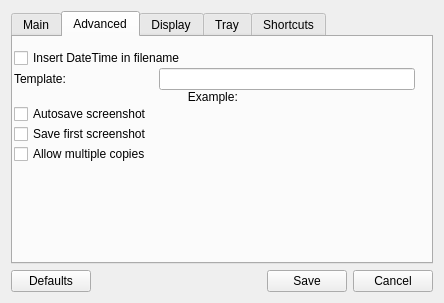
Old version of the form src/ui/configwidget.ui in the repository lxqt/screengrab.
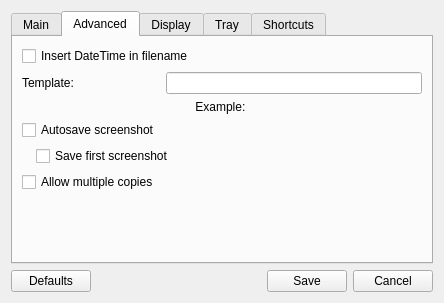
New version of the form. The open tabs and pages were chosen to show the change. Custom widgets are drawn as their Qt base class.

Commit message: added margin in ledt for checkAutoSaveFirst

```diff
--- a/src/ui/configwidget.ui
+++ b/src/ui/configwidget.ui
@@ -199,19 +199,7 @@
       <attribute name="title">
        <string>Advanced</string>
       </attribute>
-      <widget class="QWidget" name="layoutWidget">
-       <property name="geometry">
-        <rect>
-         <x>1</x>
-         <y>11</y>
-         <width>401</width>
-         <height>201</height>
-        </rect>
-       </property>
        <layout class="QVBoxLayout" name="verticalLayout_3">
-        <property name="spacing">
-         <number>0</number>
-        </property>
         <item>
          <widget class="QCheckBox" name="checkIncDate">
           <property name="toolTip">
@@ -270,12 +258,19 @@
          </widget>
         </item>
         <item>
+        <layout class="QHBoxLayout" name="horizontalLayout_10">
+         <property name="leftMargin">
+          <number>14</number>
+         </property>
+         <item>
          <widget class="QCheckBox" name="checkAutoSaveFirst">
           <property name="text">
            <string>Save first screenshot</string>
           </property>
          </widget>
         </item>
+        </layout>
+       </item>
         <item>
          <widget class="QCheckBox" name="checkAllowCopies">
           <property name="toolTip">
@@ -294,13 +289,12 @@
           <property name="sizeHint" stdset="0">
            <size>
             <width>20</width>
-            <height>40</height>
+           <height>60</height>
            </size>
           </property>
          </spacer>
         </item>
        </layout>
-      </widget>
      </widget>
      <widget class="QWidget" name="tab_2">
       <attribute name="title">
```
Left out of the diff: 2 changed lines with no effect on the pictures. Lines whose indentation alone changed are shown as unchanged.
